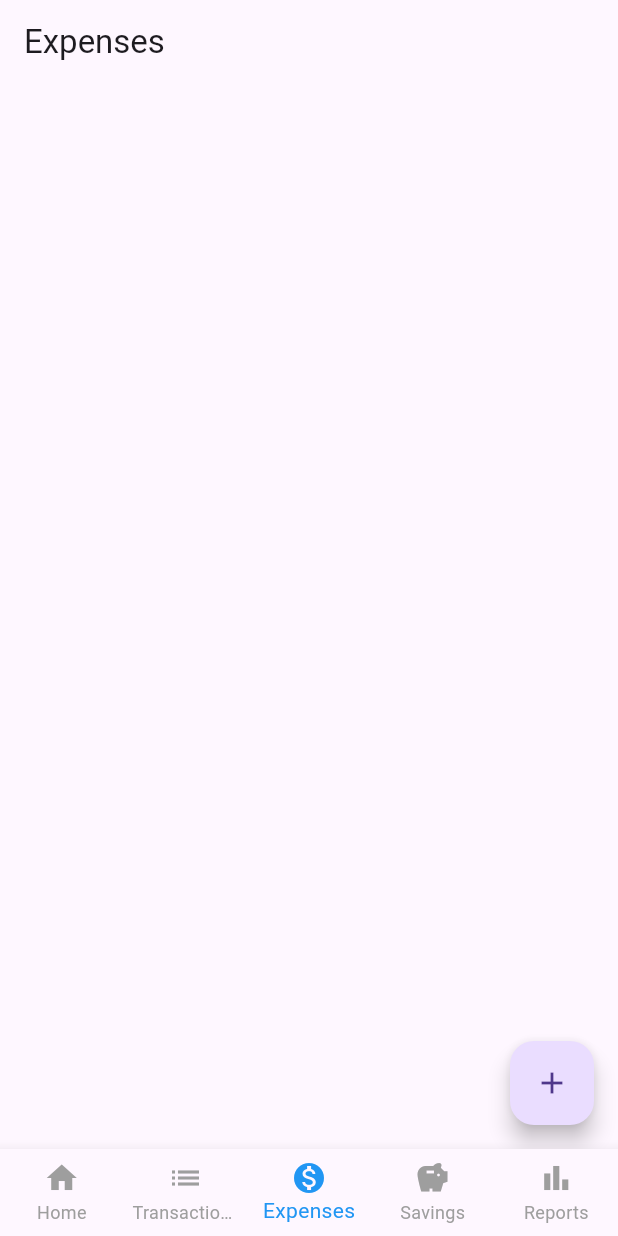
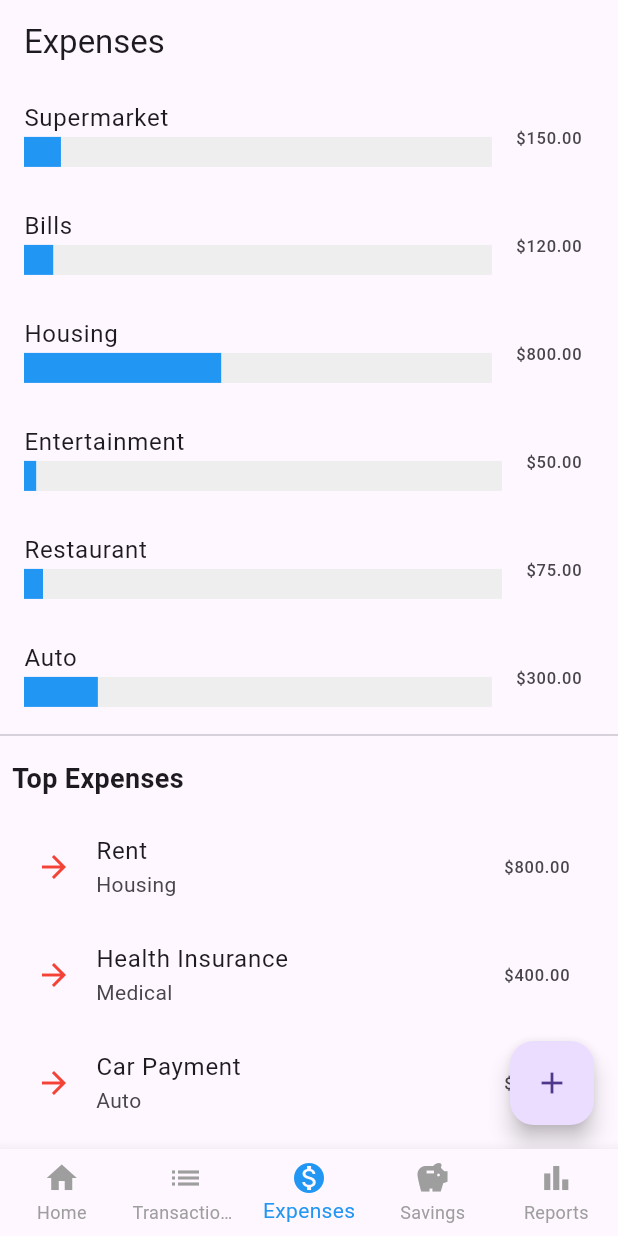
Before and after one commit to pham022/HackUTD-2024, a Flutter app: the screen it shows after launch, item 3 of the bottom bar chosen, on a phone screen of 412 x 824 dp. Run offline on Flutter 3.47's test engine with Material 3 defaults, Android fonts, the phone set to English and light mode, and no system bars; our stand-ins replace csv.

Commit message:
expense screen updated

```diff
--- a/lib/screens/expenses_screen.dart
+++ b/lib/screens/expenses_screen.dart
@@ -2,49 +2,102 @@ import 'package:flutter/material.dart';
 import '../repositories/data_repository.dart'; // Ensure correct path
 import '../models/expense.dart'; // Ensure this model is correct and accessible
 
+// Mock-up model for Expense
+class Expense {
+  final String description;
+  final double amount;
+  final DateTime date;
+  final String location;
+
+  Expense({required this.description, required this.amount, required this.date, required this.location});
+}
+
 class ExpensesScreen extends StatelessWidget {
+  // Dummy data for expenses
+  final List<Expense> expenses = [
+    Expense(description: 'Groceries', amount: 150.00, date: DateTime.now(), location: 'Supermarket'),
+    Expense(description: 'Utilities', amount: 120.00, date: DateTime.now(), location: 'Bills'),
+    Expense(description: 'Rent', amount: 800.00, date: DateTime.now(), location: 'Housing'),
+    Expense(description: 'Subscriptions', amount: 50.00, date: DateTime.now(), location: 'Entertainment'),
+    Expense(description: 'Dining Out', amount: 75.00, date: DateTime.now(), location: 'Restaurant'),
+    Expense(description: 'Car Payment', amount: 300.00, date: DateTime.now(), location: 'Auto'),
+    Expense(description: 'Health Insurance', amount: 400.00, date: DateTime.now(), location: 'Medical'),
+  ];
+
   @override
   Widget build(BuildContext context) {
+    // Categorize expenses by types
+    Map<String, double> categories = {};
+    for (var expense in expenses) {
+      categories.update(expense.location, (value) => value + expense.amount, ifAbsent: () => expense.amount);
+    }
+
+    // Calculate the total for scaling bars
+    double total = categories.values.fold(0.0, (sum, amount) => sum + amount);
+
+    // Determine top 3 expenses by amount
+    List<Expense> topExpenses = expenses;
+    topExpenses.sort((a, b) => b.amount.compareTo(a.amount));
+    topExpenses = topExpenses.take(3).toList();
+
     return Scaffold(
       appBar: AppBar(
         title: Text('Expenses'),
       ),
-      body: FutureBuilder<List<Expense>>(
-        future: DataRepository().loadExpenses(), // Fetches all transactions
-        builder: (context, snapshot) {
-          if (snapshot.connectionState == ConnectionState.waiting) {
-            return Center(child: CircularProgressIndicator());
-          } else if (snapshot.hasError) {
-            return Center(child: Text("Error: ${snapshot.error}"));
-          } else if (snapshot.hasData) {
-            // Filtering to show only 'Debit' transactions
-            var debitTransactions = snapshot.data!
-              .where((expense) => expense.description.contains('Debit')) // Filter for 'Debit' in the description
-              .toList();
-
-            return ListView.builder(
-              itemCount: debitTransactions.length,
+      body: Column(
+        children: [
+          // Bar graph section
+          Expanded(
+            child: ListView.builder(
+              itemCount: categories.length,
               itemBuilder: (context, index) {
-                Expense expense = debitTransactions[index];
+                String category = categories.keys.elementAt(index);
+                double amount = categories[category]!;
                 return ListTile(
-                  title: Text('${expense.description} at ${expense.location}'), // Display location along with description
-                  subtitle: Text('${expense.amount.toStringAsFixed(2)} on ${expense.date.toString()}'),
-                  trailing: Icon(Icons.edit), // Icon to edit the expense
-                  onTap: () {
-                    // Here you might open a new screen to edit the expense
-                  },
+                  title: Text(category),
+                  subtitle: Row(
+                    children: [
+                      Expanded(
+                        flex: (amount / total * 1000).round(),
+                        child: Container(height: 20, color: Colors.blue),
+                      ),
+                      Expanded(
+                        flex: (1000 - (amount / total * 1000).round()),
+                        child: Container(height: 20, color: Colors.grey[200]),
+                      ),
+                    ],
+                  ),
+                  trailing: Text('\$${amount.toStringAsFixed(2)}'),
                 );
               },
-            );
-          } else {
-            return Center(child: Text('No expenses found'));
-          }
-        },
+            ),
+          ),
+          Divider(),
+          // Top Expenses section
+          Padding(
+            padding: const EdgeInsets.all(8.0),
+            child: Column(
+              crossAxisAlignment: CrossAxisAlignment.start,
+              children: [
+                Text(
+                  'Top Expenses',
+                  style: TextStyle(fontSize: 18, fontWeight: FontWeight.bold),
+                ),
+                SizedBox(height: 10),
+                ...topExpenses.map((expense) => ListTile(
+                      leading: Icon(Icons.arrow_forward, color: Colors.red),
+                      title: Text('${expense.description}'),
+                      subtitle: Text('${expense.location}'),
+                      trailing: Text('\$${expense.amount.toStringAsFixed(2)}'),
+                    )),
+              ],
+            ),
+          ),
+        ],
       ),
       floatingActionButton: FloatingActionButton(
         onPressed: () {
-          // Action to add a new expense
-          // This might open a form to submit a new expense
+          // Implement action to add a new expense
         },
         child: Icon(Icons.add),
         tooltip: 'Add Expense',
```
